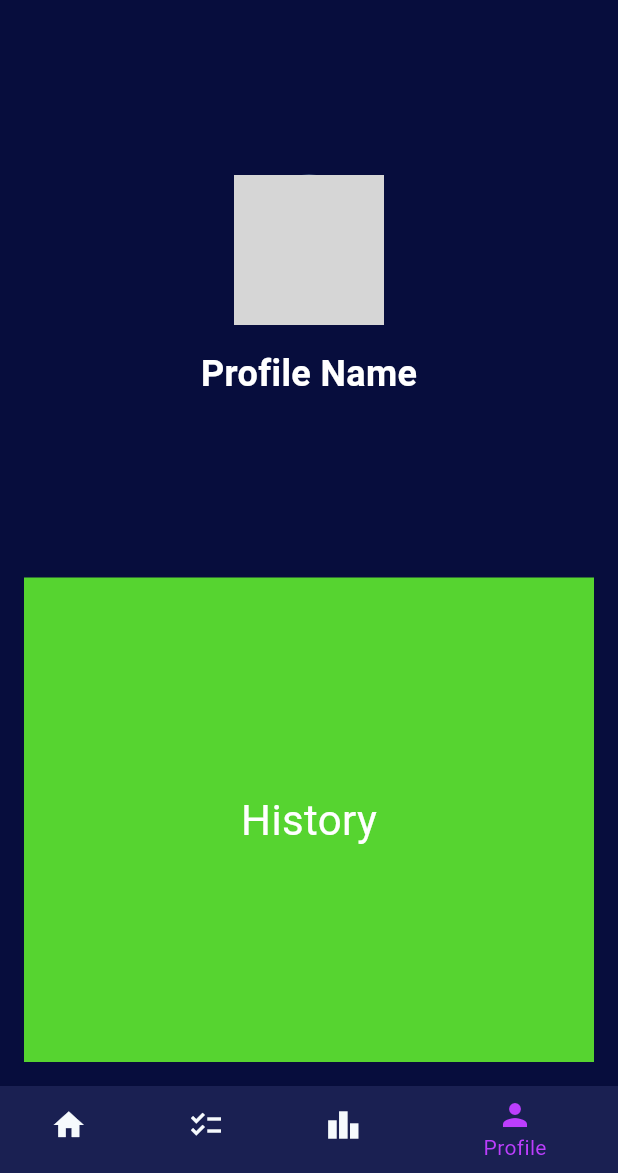
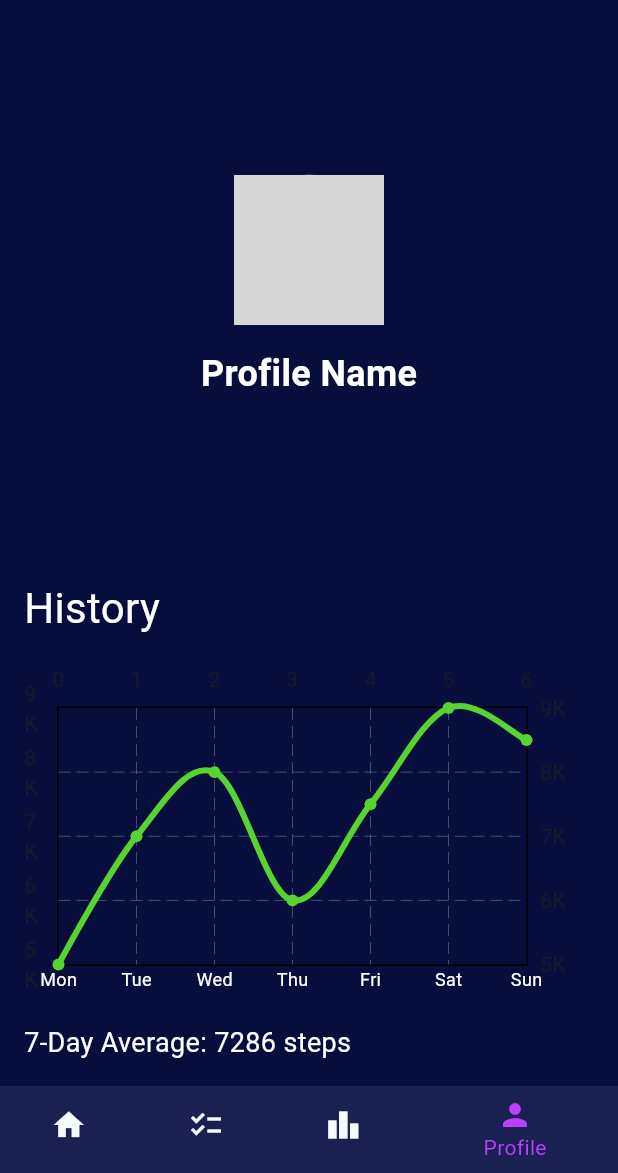
Before and after one commit to RealTeamRocket/rocket-app, a Flutter app: the screen it shows after launch, item 4 of the bottom bar chosen, on a phone screen of 412 x 824 dp, the part 63-1236 px from its top. Run offline on Flutter 3.47's test engine with Material 3 defaults, Android fonts, the phone set to English and light mode, and no system bars; drawn by our look-alikes of fl_chart; our stand-ins replace flutter_dotenv; network calls fail; grey boxes are pictures that could not be loaded.

Commit message:
feat: implement Profile and History widgets with UI enhancements

```diff
--- a/mobile_app/lib/pages/profile_page.dart
+++ b/mobile_app/lib/pages/profile_page.dart
@@ -1,56 +1,6 @@
 import 'package:flutter/material.dart';
 import '/constants/constants.dart';
-// import '/widgets/widgets.dart';
-
-class Profile extends StatelessWidget {
-  const Profile({super.key});
-
-  @override
-  Widget build(BuildContext context) {
-    return Padding(
-      padding: const EdgeInsets.all(16.0),
-      child: Column(
-        mainAxisAlignment: MainAxisAlignment.center,
-        children: [
-          CircleAvatar(
-            radius: 50,
-            backgroundImage: AssetImage('assets/images/profile_picture.png'),
-          ),
-          const SizedBox(height: 16),
-          const Text(
-            'Profile Name',
-            style: TextStyle(
-              color: ColorConstants.white,
-              fontSize: 24,
-              fontWeight: FontWeight.bold,
-            ),
-          ),
-        ],
-      ),
-    );
-  }
-}
-
-class History extends StatelessWidget {
-  const History({super.key});
-
-  @override
-  Widget build(BuildContext context) {
-    return Padding(
-      padding: const EdgeInsets.all(16.0),
-      child: Container(
-        width: double.infinity,
-        color: ColorConstants.greenColor,
-        child: const Center(
-          child: Text(
-            'History',
-            style: TextStyle(color: ColorConstants.white, fontSize: 28),
-          ),
-        ),
-      ),
-    );
-  }
-}
+import '/widgets/widgets.dart';
 
 class ProfilePage extends StatefulWidget {
   const ProfilePage({super.key});
--- /dev/null
+++ b/mobile_app/lib/widgets/history.dart
@@ -0,0 +1,70 @@
+import 'package:flutter/material.dart';
+import 'package:fl_chart/fl_chart.dart';
+import '/constants/constants.dart';
+
+class History extends StatelessWidget {
+  const History({super.key});
+
+  @override
+  Widget build(BuildContext context) {
+    final List<double> stepsData = [5000, 7000, 8000, 6000, 7500, 9000, 8500];
+    final double averageSteps = stepsData.reduce((a, b) => a + b) / stepsData.length;
+
+    return Padding(
+      padding: const EdgeInsets.all(16.0),
+      child: Column(
+        crossAxisAlignment: CrossAxisAlignment.start,
+        children: [
+          const Text(
+            'History',
+            style: TextStyle(color: ColorConstants.white, fontSize: 28),
+          ),
+          const SizedBox(height: 16),
+          Expanded(
+            child: LineChart(
+              LineChartData(
+                gridData: FlGridData(show: true),
+                titlesData: FlTitlesData(
+                  leftTitles: AxisTitles(
+                    sideTitles: SideTitles(showTitles: true),
+                  ),
+                  bottomTitles: AxisTitles(
+                    sideTitles: SideTitles(
+                      showTitles: true,
+                      getTitlesWidget: (value, meta) {
+                        const days = ['Mon', 'Tue', 'Wed', 'Thu', 'Fri', 'Sat', 'Sun'];
+                        return Text(
+                          days[value.toInt() % days.length],
+                          style: const TextStyle(color: Colors.white, fontSize: 12),
+                        );
+                      },
+                    ),
+                  ),
+                ),
+                borderData: FlBorderData(show: true),
+                lineBarsData: [
+                  LineChartBarData(
+                    spots: List.generate(
+                      stepsData.length,
+                      (index) => FlSpot(index.toDouble(), stepsData[index]),
+                    ),
+                    isCurved: true,
+                    color: ColorConstants.greenColor,
+                    barWidth: 4,
+                    isStrokeCapRound: true,
+                    belowBarData: BarAreaData(show: false),
+                  ),
+                ],
+              ),
+            ),
+          ),
+          const SizedBox(height: 16),
+          Text(
+            '7-Day Average: ${averageSteps.toStringAsFixed(0)} steps',
+            style: const TextStyle(color: ColorConstants.white, fontSize: 18),
+          ),
+        ],
+      ),
+    );
+  }
+}
--- /dev/null
+++ b/mobile_app/lib/widgets/profile.dart
@@ -0,0 +1,31 @@
+import 'package:flutter/material.dart';
+import '/constants/constants.dart';
+
+class Profile extends StatelessWidget {
+  const Profile({super.key});
+
+  @override
+  Widget build(BuildContext context) {
+    return Padding(
+      padding: const EdgeInsets.all(16.0),
+      child: Column(
+        mainAxisAlignment: MainAxisAlignment.center,
+        children: [
+          CircleAvatar(
+            radius: 50,
+            backgroundImage: AssetImage('assets/images/profile_picture.png'),
+          ),
+          const SizedBox(height: 16),
+          const Text(
+            'Profile Name',
+            style: TextStyle(
+              color: ColorConstants.white,
+              fontSize: 24,
+              fontWeight: FontWeight.bold,
+            ),
+          ),
+        ],
+      ),
+    );
+  }
+}
--- a/mobile_app/lib/widgets/widgets.dart
+++ b/mobile_app/lib/widgets/widgets.dart
@@ -2,3 +2,5 @@ export 'menu_bar.dart';
 export 'run_progress.dart';
 export 'home_page/step_counter.dart';
 export 'home_page/buttons.dart';
+export 'profile.dart';
+export 'history.dart';
--- a/mobile_app/pubspec.yaml
+++ b/mobile_app/pubspec.yaml
@@ -30,6 +30,7 @@ environment:
 dependencies:
   flutter:
     sdk: flutter
+  fl_chart: ^0.70.0
 
   # The following adds the Cupertino Icons font to your application.
   # Use with the CupertinoIcons class for iOS style icons.
```
Also changed, not shown: mobile_app/pubspec.lock.
